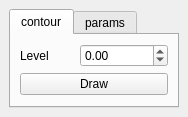
Old version of the form UIs/nContours.ui in the repository NeutrinoToolkit/Neutrino.
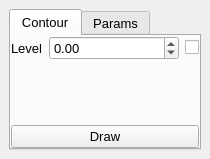
New version of the form. Icons and pictures are not drawn.

```diff
--- a/UIs/nContours.ui
+++ b/UIs/nContours.ui
@@ -6,8 +6,8 @@
    <rect>
     <x>0</x>
     <y>0</y>
-    <width>188</width>
-    <height>112</height>
+    <width>210</width>
+    <height>159</height>
    </rect>
   </property>
   <property name="windowTitle">
@@ -17,18 +17,65 @@
    <layout class="QGridLayout" name="gridLayout_3">
     <item row="0" column="0">
      <widget class="QTabWidget" name="tabWidget">
+      <property name="font">
+       <font>
+        <pointsize>10</pointsize>
+       </font>
+      </property>
       <property name="currentIndex">
        <number>0</number>
       </property>
       <widget class="QWidget" name="contour">
        <attribute name="title">
-        <string>contour</string>
+        <string>Contour</string>
        </attribute>
        <layout class="QGridLayout" name="gridLayout">
+        <property name="leftMargin">
+         <number>0</number>
+        </property>
+        <property name="topMargin">
+         <number>0</number>
+        </property>
+        <property name="rightMargin">
+         <number>0</number>
+        </property>
+        <property name="bottomMargin">
+         <number>0</number>
+        </property>
+        <item row="2" column="0">
+         <spacer name="verticalSpacer_2">
+          <property name="orientation">
+           <enum>Qt::Vertical</enum>
+          </property>
+          <property name="sizeHint" stdset="0">
+           <size>
+            <width>20</width>
+            <height>40</height>
+           </size>
+          </property>
+         </spacer>
+        </item>
+        <item row="3" column="0">
+         <widget class="QPushButton" name="draw_pb">
+          <property name="font">
+           <font>
+            <pointsize>10</pointsize>
+           </font>
+          </property>
+          <property name="text">
+           <string>Draw</string>
+          </property>
+         </widget>
+        </item>
         <item row="0" column="0">
-         <layout class="QHBoxLayout" name="horizontalLayout">
+         <layout class="QHBoxLayout" name="horizontalLayout" stretch="0,1,0">
           <item>
            <widget class="QLabel" name="label">
+            <property name="font">
+             <font>
+              <pointsize>10</pointsize>
+             </font>
+            </property>
             <property name="text">
              <string>Level</string>
             </property>
@@ -36,28 +83,47 @@
           </item>
           <item>
            <widget class="QDoubleSpinBox" name="level_dsb">
+            <property name="font">
+             <font>
+              <pointsize>10</pointsize>
+             </font>
+            </property>
             <property name="minimum">
              <double>-999999999.000000000000000</double>
             </property>
             <property name="maximum">
              <double>999999999.000000000000000</double>
             </property>
+            <property name="neutrinoSave" stdset="0">
+             <bool>true</bool>
+            </property>
+           </widget>
+          </item>
+          <item>
+           <widget class="QCheckBox" name="percent">
+            <property name="font">
+             <font>
+              <pointsize>10</pointsize>
+             </font>
+            </property>
+            <property name="layoutDirection">
+             <enum>Qt::RightToLeft</enum>
+            </property>
+            <property name="text">
+             <string/>
+            </property>
+            <property name="neutrinoSave" stdset="0">
+             <bool>true</bool>
+            </property>
            </widget>
           </item>
          </layout>
         </item>
-        <item row="1" column="0">
-         <widget class="QPushButton" name="draw_pb">
-          <property name="text">
-           <string>Draw</string>
-          </property>
-         </widget>
-        </item>
        </layout>
       </widget>
       <widget class="QWidget" name="params">
        <attribute name="title">
-        <string>params</string>
+        <string>Params</string>
        </attribute>
        <layout class="QGridLayout" name="gridLayout_2">
         <item row="0" column="0">
```
Left out of the diff: 46 changed lines with no effect on the pictures.
